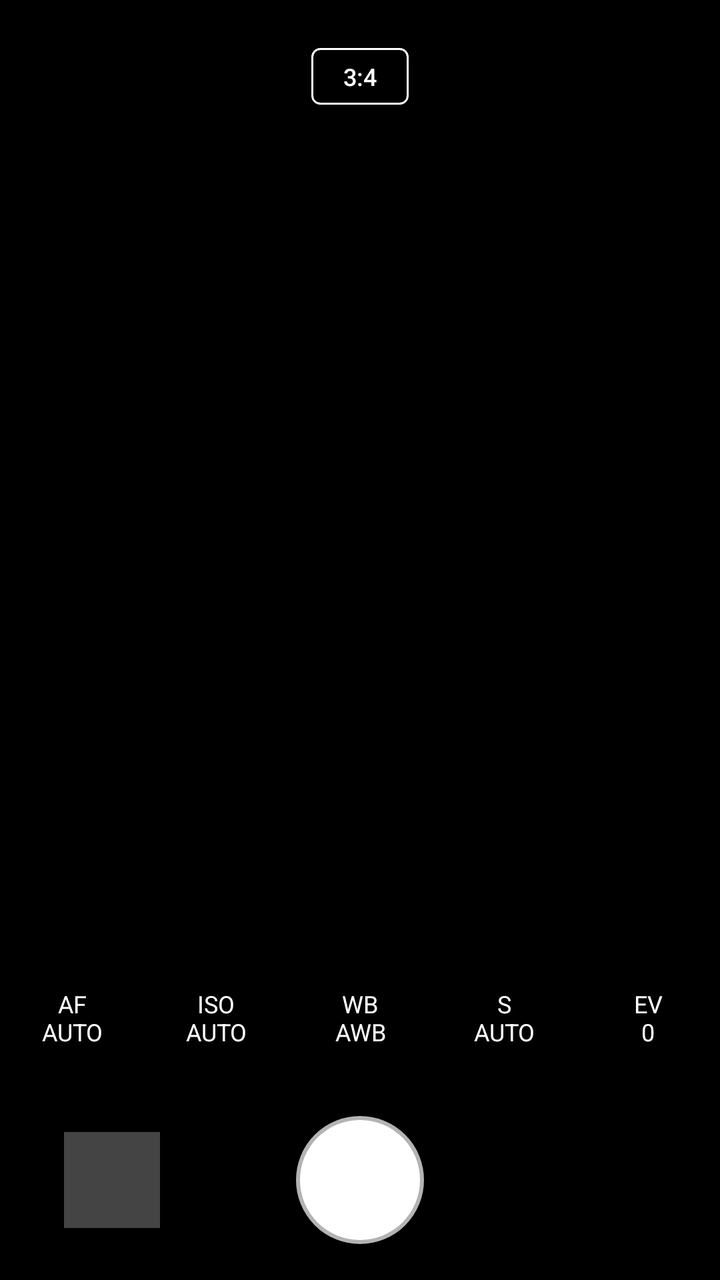
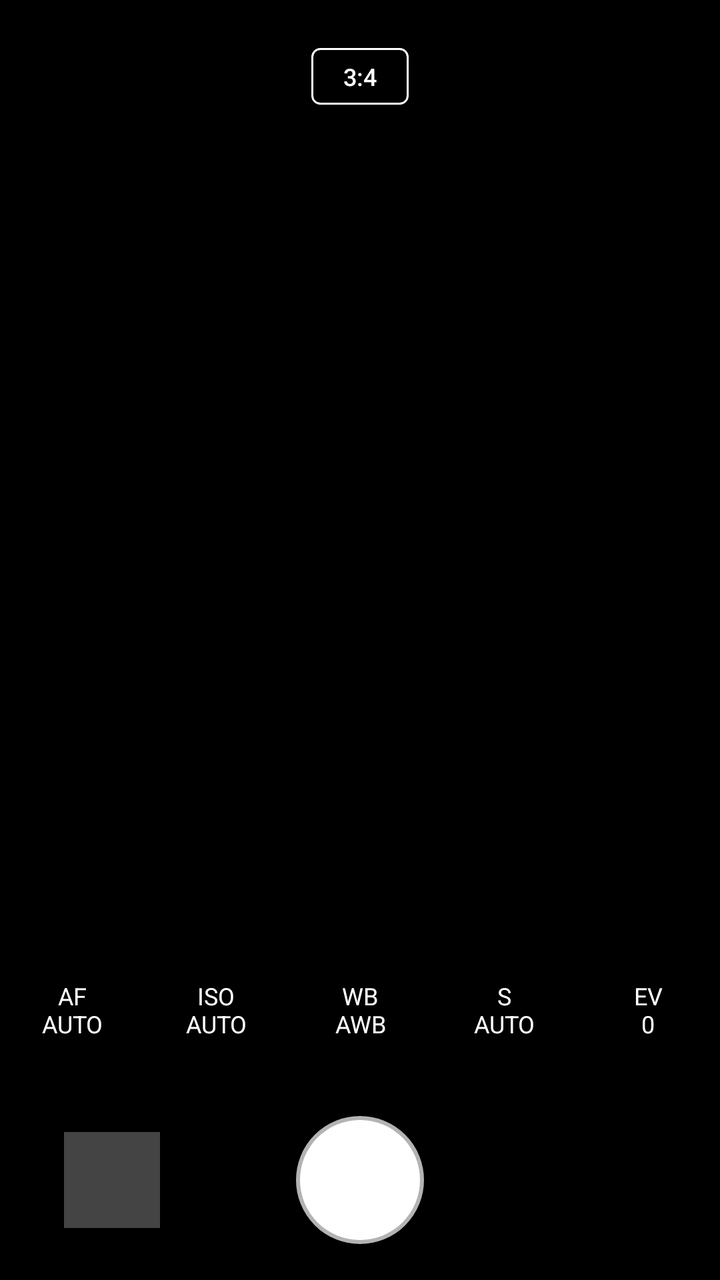

The first picture is an Android layout as it rendered before a commit; the second is the same layout after the commit. The layout source and the unified diff follow.
<!-- AndroidManifest.xml: application theme android:Theme.DeviceDefault.NoActionBar -->
<!-- res/layout/activity_main.xml -->
<?xml version="1.0" encoding="utf-8"?>
<RelativeLayout xmlns:android="http://schemas.android.com/apk/res/android"
    android:layout_width="match_parent"
    android:layout_height="match_parent"
    android:background="#000000">

    <RelativeLayout
        android:layout_width="match_parent"
        android:layout_height="match_parent"
        android:layout_above="@+id/bottom_container"
        android:gravity="center">
        
        <TextureView
            android:id="@+id/view_finder"
            android:layout_width="match_parent"
            android:layout_height="wrap_content" />
    </RelativeLayout>

    <TextView
        android:id="@+id/btn_ratio"
        android:layout_width="wrap_content"
        android:layout_height="wrap_content"
        android:layout_alignParentTop="true"
        android:layout_centerHorizontal="true"
        android:layout_marginTop="24dp"
        android:background="@drawable/rect_bg"
        android:paddingHorizontal="16dp"
        android:paddingVertical="6dp"
        android:text="3:4"
        android:textColor="#FFFFFF"
        android:textSize="12sp"
        android:fontFamily="sans-serif-medium"
        android:elevation="4dp"/>

    <LinearLayout
        android:id="@+id/slider_panel"
        android:layout_width="match_parent"
        android:layout_height="wrap_content"
        android:layout_above="@+id/bottom_container"
        android:orientation="horizontal"
        android:gravity="center_vertical"
        android:visibility="gone"
        android:background="#88000000"
        android:paddingHorizontal="16dp"
        android:paddingVertical="12dp">

        <TextView
            android:id="@+id/btn_auto_toggle"
            android:layout_width="wrap_content"
            android:layout_height="wrap_content"
            android:textColor="#00FF00"
            android:textSize="14sp"
            android:paddingEnd="16dp"
            android:text="AUTO"
            android:fontFamily="sans-serif-medium"/>

        <SeekBar
            android:id="@+id/setting_seekbar"
            android:layout_width="0dp"
            android:layout_weight="1"
            android:layout_height="wrap_content"
            android:max="100"
            android:splitTrack="false"
            android:progressDrawable="@drawable/ruler_track"
            android:thumb="@drawable/ruler_thumb"
            android:minHeight="24dp"
            android:maxHeight="24dp"/>
    </LinearLayout>

    <LinearLayout
        android:id="@+id/bottom_container"
        android:layout_width="match_parent"
        android:layout_height="wrap_content"
        android:layout_alignParentBottom="true"
        android:orientation="vertical"
        android:background="#FF000000">

        <LinearLayout
            android:layout_width="match_parent"
            android:layout_height="wrap_content"
            android:orientation="horizontal"
            android:weightSum="5"
            android:paddingTop="12dp"
            android:paddingBottom="8dp">

            <TextView android:id="@+id/btn_af" android:layout_width="0dp" android:layout_height="wrap_content" android:layout_weight="1" android:text="AF\nAUTO" android:textColor="#FFFFFF" android:textSize="12sp" android:textAlignment="center" android:padding="8dp" android:fontFamily="sans-serif"/>
            <TextView android:id="@+id/btn_iso" android:layout_width="0dp" android:layout_height="wrap_content" android:layout_weight="1" android:text="ISO\nAUTO" android:textColor="#FFFFFF" android:textSize="12sp" android:textAlignment="center" android:padding="8dp" android:fontFamily="sans-serif"/>
            <TextView android:id="@+id/btn_wb" android:layout_width="0dp" android:layout_height="wrap_content" android:layout_weight="1" android:text="WB\nAWB" android:textColor="#FFFFFF" android:textSize="12sp" android:textAlignment="center" android:padding="8dp" android:fontFamily="sans-serif"/>
            <TextView android:id="@+id/btn_s" android:layout_width="0dp" android:layout_height="wrap_content" android:layout_weight="1" android:text="S\nAUTO" android:textColor="#FFFFFF" android:textSize="12sp" android:textAlignment="center" android:padding="8dp" android:fontFamily="sans-serif"/>
            <TextView android:id="@+id/btn_ev" android:layout_width="0dp" android:layout_height="wrap_content" android:layout_weight="1" android:text="EV\n0" android:textColor="#FFFFFF" android:textSize="12sp" android:textAlignment="center" android:padding="8dp" android:fontFamily="sans-serif"/>
        </LinearLayout>

        <RelativeLayout
            android:layout_width="match_parent"
            android:layout_height="100dp">

            <ImageView
                android:id="@+id/thumbnail_view"
                android:layout_width="48dp"
                android:layout_height="48dp"
                android:layout_centerVertical="true"
                android:layout_alignParentStart="true"
                android:layout_marginStart="32dp"
                android:scaleType="centerCrop"
                android:background="#44FFFFFF"
                android:clickable="true"
                android:focusable="true" />

            <View
                android:id="@+id/btn_capture"
                android:layout_width="64dp"
                android:layout_height="64dp"
                android:layout_centerInParent="true"
                android:clickable="true"
                android:focusable="true"
                android:background="@drawable/circle_button" />
        </RelativeLayout>
    </LinearLayout>
</RelativeLayout>
<!-- resources referenced by this layout -->
<resources>
  <!-- drawable circle_button (drawable) -->
  <?xml version="1.0" encoding="utf-8"?>
  <selector xmlns:android="http://schemas.android.com/apk/res/android">
      <item android:state_pressed="true">
          <shape android:shape="oval">
              <solid android:color="#999999" />
              <stroke android:width="4dp" android:color="#B3FFFFFF" />
          </shape>
      </item>
      <item>
          <shape android:shape="oval">
              <solid android:color="#FFFFFF" />
              <stroke android:width="4dp" android:color="#B3FFFFFF" />
          </shape>
      </item>
  </selector>
  <!-- drawable rect_bg (drawable) -->
  <?xml version="1.0" encoding="utf-8"?>
  <shape xmlns:android="http://schemas.android.com/apk/res/android" android:shape="rectangle">
      <solid android:color="#88000000" />
      <corners android:radius="4dp" />
      <stroke android:width="1dp" android:color="#FFFFFF" />
  </shape>
  <!-- drawable ruler_thumb (drawable) -->
  <?xml version="1.0" encoding="utf-8"?>
  <shape xmlns:android="http://schemas.android.com/apk/res/android" android:shape="rectangle">
      <solid android:color="#00FF00" />
      <size android:width="4dp" android:height="32dp" />
      <corners android:radius="2dp" />
  </shape>
  <!-- drawable ruler_track (drawable) -->
  <?xml version="1.0" encoding="utf-8"?>
  <layer-list xmlns:android="http://schemas.android.com/apk/res/android">
      <item android:gravity="center_vertical">
          <shape android:shape="line">
              <stroke 
                  android:width="16dp" 
                  android:color="#B3FFFFFF" 
                  android:dashWidth="2dp" 
                  android:dashGap="6dp" />
          </shape>
      </item>
  </layer-list>
</resources>

<!-- the commit's change to res/layout/activity_main.xml (unified diff, before → after) -->
@@ -33,55 +33,53 @@
         android:elevation="4dp"/>
 
     <LinearLayout
-        android:id="@+id/slider_panel"
-        android:layout_width="match_parent"
-        android:layout_height="wrap_content"
-        android:layout_above="@+id/bottom_container"
-        android:orientation="horizontal"
-        android:gravity="center_vertical"
-        android:visibility="gone"
-        android:background="#88000000"
-        android:paddingHorizontal="16dp"
-        android:paddingVertical="12dp">
-
-        <TextView
-            android:id="@+id/btn_auto_toggle"
-            android:layout_width="wrap_content"
-            android:layout_height="wrap_content"
-            android:textColor="#00FF00"
-            android:textSize="14sp"
-            android:paddingEnd="16dp"
-            android:text="AUTO"
-            android:fontFamily="sans-serif-medium"/>
-
-        <SeekBar
-            android:id="@+id/setting_seekbar"
-            android:layout_width="0dp"
-            android:layout_weight="1"
-            android:layout_height="wrap_content"
-            android:max="100"
-            android:splitTrack="false"
-            android:progressDrawable="@drawable/ruler_track"
-            android:thumb="@drawable/ruler_thumb"
-            android:minHeight="24dp"
-            android:maxHeight="24dp"/>
-    </LinearLayout>
-
-    <LinearLayout
         android:id="@+id/bottom_container"
         android:layout_width="match_parent"
         android:layout_height="wrap_content"
         android:layout_alignParentBottom="true"
         android:orientation="vertical"
-        android:background="#FF000000">
+        android:background="#FF000000"
+        android:paddingTop="12dp">
+
+        <LinearLayout
+            android:id="@+id/slider_panel"
+            android:layout_width="match_parent"
+            android:layout_height="wrap_content"
+            android:orientation="horizontal"
+            android:gravity="center_vertical"
+            android:visibility="gone"
+            android:layout_marginHorizontal="28dp"
+            android:layout_marginBottom="12dp">
+
+            <TextView
+                android:id="@+id/btn_auto_toggle"
+                android:layout_width="wrap_content"
+                android:layout_height="wrap_content"
+                android:textColor="#00FF00"
+                android:textSize="14sp"
+                android:paddingEnd="16dp"
+                android:text="AUTO"
+                android:fontFamily="sans-serif-medium"/>
+
+            <SeekBar
+                android:id="@+id/setting_seekbar"
+                android:layout_width="0dp"
+                android:layout_weight="1"
+                android:layout_height="wrap_content"
+                android:max="100"
+                android:splitTrack="false"
+                android:progressDrawable="@drawable/ruler_track"
+                android:thumb="@drawable/ruler_thumb"
+                android:minHeight="16dp"
+                android:maxHeight="16dp"/>
+        </LinearLayout>
 
         <LinearLayout
             android:layout_width="match_parent"
             android:layout_height="wrap_content"
             android:orientation="horizontal"
             android:weightSum="5"
-            android:paddingTop="12dp"
-            android:paddingBottom="8dp">
+            android:paddingBottom="12dp">
 
             <TextView android:id="@+id/btn_af" android:layout_width="0dp" android:layout_height="wrap_content" android:layout_weight="1" android:text="AF\nAUTO" android:textColor="#FFFFFF" android:textSize="12sp" android:textAlignment="center" android:padding="8dp" android:fontFamily="sans-serif"/>
             <TextView android:id="@+id/btn_iso" android:layout_width="0dp" android:layout_height="wrap_content" android:layout_weight="1" android:text="ISO\nAUTO" android:textColor="#FFFFFF" android:textSize="12sp" android:textAlignment="center" android:padding="8dp" android:fontFamily="sans-serif"/>
